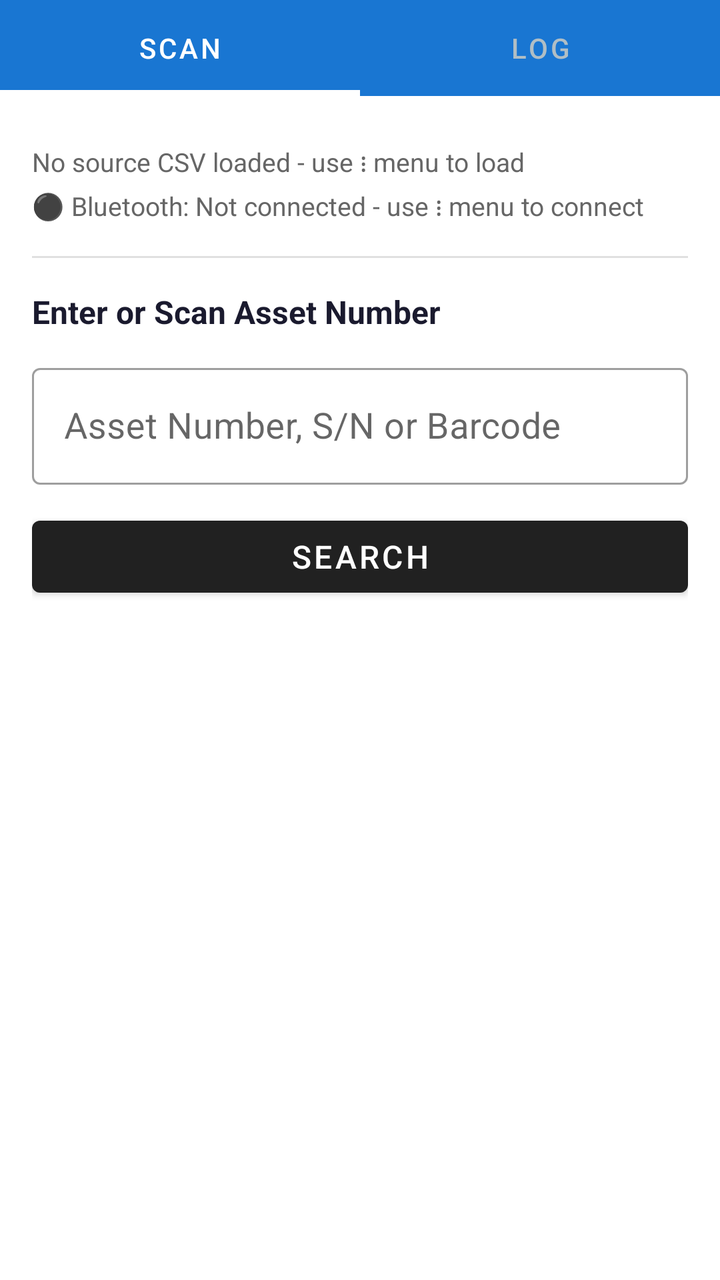
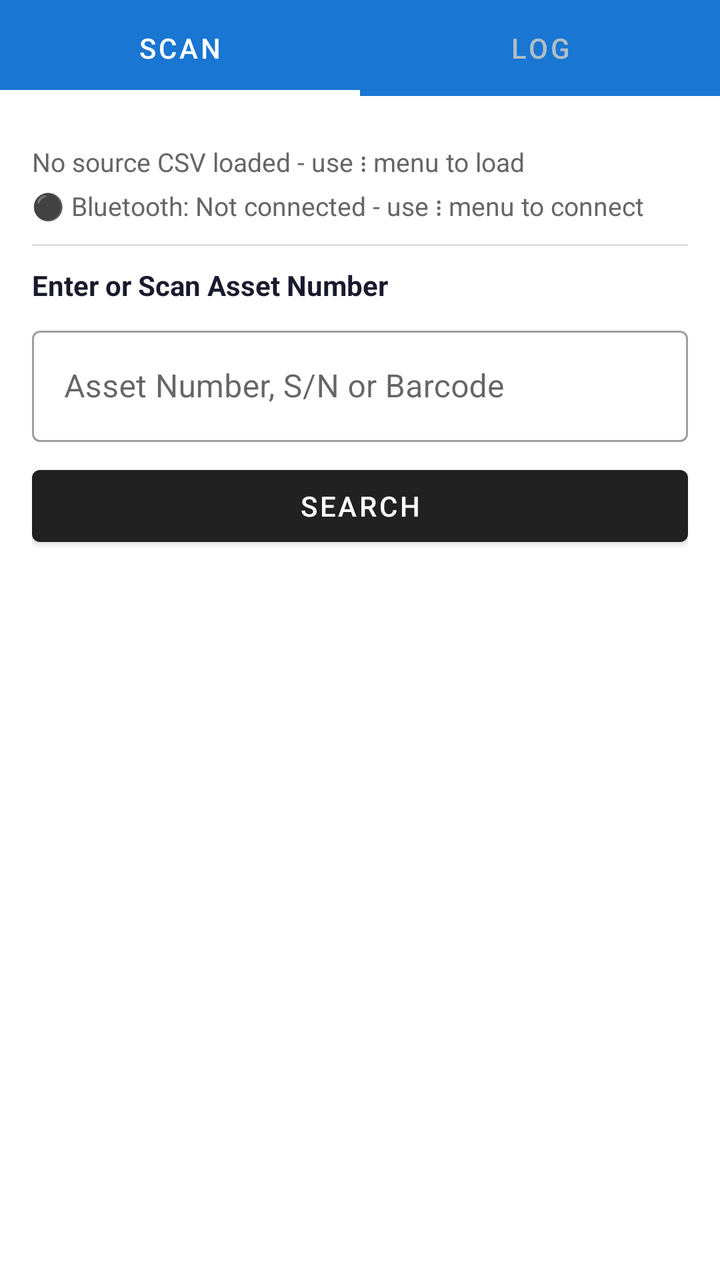

Two renders of the same Android screen: before a commit and after it. Below are the layout's source before the change and the commit's diff.
<!-- AndroidManifest.xml: application theme Theme.MaterialComponents.DayNight.DarkActionBar -->
<!-- res/layout/activity_main.xml -->
<?xml version="1.0" encoding="utf-8"?>
<LinearLayout
    xmlns:android="http://schemas.android.com/apk/res/android"
    xmlns:app="http://schemas.android.com/apk/res-auto"
    android:layout_width="match_parent"
    android:layout_height="match_parent"
    android:orientation="vertical"
    android:fitsSystemWindows="true">

    
    <LinearLayout
        android:id="@+id/layoutSessionInfo"
        android:layout_width="match_parent"
        android:layout_height="wrap_content"
        android:orientation="horizontal"
        android:gravity="center_vertical"
        android:background="#1A237E"
        android:paddingStart="14dp"
        android:paddingEnd="4dp"
        android:paddingTop="4dp"
        android:paddingBottom="4dp"
        android:visibility="gone">

        <TextView
            android:id="@+id/tvSessionInfo"
            android:layout_width="0dp"
            android:layout_height="wrap_content"
            android:layout_weight="1"
            android:textColor="#FFFFFF"
            android:textSize="12sp"
            android:fontFamily="sans-serif-medium" />

        <com.google.android.material.button.MaterialButton
            android:id="@+id/btnEndSession"
            style="@style/Widget.MaterialComponents.Button.TextButton"
            android:layout_width="wrap_content"
            android:layout_height="wrap_content"
            android:text="End Session"
            android:textColor="#FF8A80"
            android:textSize="11sp"
            android:minWidth="0dp"
            android:paddingStart="8dp"
            android:paddingEnd="8dp" />

    </LinearLayout>

    
    <com.google.android.material.tabs.TabLayout
        android:id="@+id/tabLayout"
        android:layout_width="match_parent"
        android:layout_height="wrap_content"
        android:background="#1976d2"
        app:tabMode="fixed"
        app:tabGravity="fill"
        app:tabSelectedTextColor="#FFFFFF"
        app:tabTextColor="#B0BEC5"
        app:tabIndicatorColor="#FFFFFF"
        app:tabIndicatorHeight="3dp"
        app:tabTextAppearance="@android:style/TextAppearance.Widget.TabWidget">

        <com.google.android.material.tabs.TabItem
            android:layout_width="wrap_content"
            android:layout_height="wrap_content"
            android:text="  SCAN  " />

        <com.google.android.material.tabs.TabItem
            android:layout_width="wrap_content"
            android:layout_height="wrap_content"
            android:text="  LOG  " />

    </com.google.android.material.tabs.TabLayout>

    
    
    
    <LinearLayout
        android:id="@+id/tabContentScan"
        android:layout_width="match_parent"
        android:layout_height="match_parent"
        android:orientation="vertical"
        android:background="#FFFFFF"
        android:focusable="true"
        android:focusableInTouchMode="true">

        <ScrollView
            android:layout_width="match_parent"
            android:layout_height="match_parent"
            android:fillViewport="true"
            android:padding="16dp">

            <LinearLayout
                android:layout_width="match_parent"
                android:layout_height="wrap_content"
                android:orientation="vertical">

                
                <LinearLayout
                    android:layout_width="match_parent"
                    android:layout_height="wrap_content"
                    android:orientation="horizontal"
                    android:layout_marginTop="8dp">

                    
                    <LinearLayout
                        android:layout_width="0dp"
                        android:layout_height="wrap_content"
                        android:layout_weight="1"
                        android:orientation="vertical">

                        <TextView
                            android:id="@+id/tvCsvStatus"
                            android:layout_width="match_parent"
                            android:layout_height="wrap_content"
                            android:text="No source CSV loaded - use ⋮ menu to load"
                            android:textColor="#666666"
                            android:textSize="13sp" />

                        <TextView
                            android:id="@+id/tvBtStatus"
                            android:layout_width="match_parent"
                            android:layout_height="wrap_content"
                            android:text="⚫ Bluetooth: Not connected - use ⋮ menu to connect"
                            android:textColor="#666666"
                            android:textSize="13sp"
                            android:layout_marginTop="4dp" />

                    </LinearLayout>

                    
                    <com.google.android.material.button.MaterialButton
                        android:id="@+id/btnBtReconnect"
                        style="@style/Widget.MaterialComponents.Button.OutlinedButton"
                        android:layout_width="wrap_content"
                        android:layout_height="match_parent"
                        android:layout_marginStart="10dp"
                        android:text="RECONNECT"
                        android:textSize="11sp"
                        android:paddingStart="10dp"
                        android:paddingEnd="10dp"
                        android:minWidth="0dp"
                        android:visibility="gone" />

                </LinearLayout>

                
                <ProgressBar
                    android:id="@+id/progressBar"
                    android:layout_width="wrap_content"
                    android:layout_height="wrap_content"
                    android:visibility="gone"
                    android:layout_marginTop="4dp" />

                
                <View
                    android:layout_width="match_parent"
                    android:layout_height="1dp"
                    android:background="#E0E0E0"
                    android:layout_marginTop="16dp"
                    android:layout_marginBottom="16dp" />

                
                <TextView
                    android:id="@+id/tvSearchLabel"
                    android:layout_width="match_parent"
                    android:layout_height="wrap_content"
                    android:text="Enter or Scan Asset Number"
                    android:textSize="16sp"
                    android:textStyle="bold"
                    android:textColor="#1A1A2E" />

                
                <com.google.android.material.textfield.TextInputLayout
                    android:id="@+id/tilSearch"
                    style="@style/Widget.MaterialComponents.TextInputLayout.OutlinedBox"
                    android:layout_width="match_parent"
                    android:layout_height="wrap_content"
                    android:hint="Asset Number, S/N or Barcode"
                    android:layout_marginTop="12dp">

                    <com.google.android.material.textfield.TextInputEditText
                        android:id="@+id/etSearch"
                        android:layout_width="match_parent"
                        android:layout_height="wrap_content"
                        android:inputType="textCapCharacters"
                        android:imeOptions="actionSearch"
                        android:textSize="18sp" />

                </com.google.android.material.textfield.TextInputLayout>

                
                <com.google.android.material.button.MaterialButton
                    android:id="@+id/btnSearch"
                    android:layout_width="match_parent"
                    android:layout_height="wrap_content"
                    android:text="Search"
                    android:textSize="16sp"
                    android:layout_marginTop="12dp" />

            </LinearLayout>

        </ScrollView>

    </LinearLayout>

    
    
    
    <LinearLayout
        android:id="@+id/tabContentLog"
        android:layout_width="match_parent"
        android:layout_height="match_parent"
        android:orientation="vertical"
        android:background="#0B0E0B"
        android:visibility="gone">

        
        <LinearLayout
            android:id="@+id/layoutSelectionBar"
            android:layout_width="match_parent"
            android:layout_height="wrap_content"
            android:orientation="horizontal"
            android:gravity="center_vertical"
            android:background="#1A2A1A"
            android:paddingStart="12dp"
            android:paddingEnd="8dp"
            android:paddingTop="6dp"
            android:paddingBottom="6dp"
            android:visibility="gone">

            <TextView
                android:id="@+id/tvSelectionCount"
                android:layout_width="0dp"
                android:layout_height="wrap_content"
                android:layout_weight="1"
                android:fontFamily="monospace"
                android:textSize="13sp"
                android:textColor="#B9F6CA"
                android:text="0 selected" />

            <com.google.android.material.button.MaterialButton
                android:id="@+id/btnDeleteSelected"
                style="@style/Widget.MaterialComponents.Button.TextButton"
                android:layout_width="wrap_content"
                android:layout_height="wrap_content"
                android:text="Delete"
                android:textColor="#FF5252"
                android:textStyle="bold" />

            <com.google.android.material.button.MaterialButton
                android:id="@+id/btnCancelSelection"
                style="@style/Widget.MaterialComponents.Button.TextButton"
                android:layout_width="wrap_content"
                android:layout_height="wrap_content"
                android:text="Cancel"
                android:textColor="#A5D6A7" />

        </LinearLayout>

        
        <TextView
            android:id="@+id/tvTerminalHeader"
            android:layout_width="match_parent"
            android:layout_height="wrap_content"
            android:fontFamily="monospace"
            android:textSize="11sp"
            android:textColor="#B9F6CA"
            android:background="#081008"
            android:paddingStart="12dp"
            android:paddingEnd="12dp"
            android:paddingTop="8dp"
            android:paddingBottom="8dp"
            android:singleLine="true" />

        
        <View
            android:layout_width="match_parent"
            android:layout_height="1dp"
            android:background="#1A2A1A" />

        
        <TextView
            android:id="@+id/tvLogColumnHeader"
            android:layout_width="match_parent"
            android:layout_height="wrap_content"
            android:fontFamily="monospace"
            android:textSize="11sp"
            android:textColor="#A5D6A7"
            android:background="#081008"
            android:paddingStart="12dp"
            android:paddingEnd="12dp"
            android:paddingTop="5dp"
            android:paddingBottom="5dp"
            android:text="[  TIME  ]   ASSET NUMBER " />

        
        <View
            android:layout_width="match_parent"
            android:layout_height="1dp"
            android:background="#1A2A1A" />

        
        <androidx.recyclerview.widget.RecyclerView
            android:id="@+id/rvScanLog"
            android:layout_width="match_parent"
            android:layout_height="0dp"
            android:layout_weight="1"
            android:background="#0B0E0B"
            android:clipToPadding="false"
            android:paddingBottom="4dp"
            android:scrollbars="vertical" />

        
        <TextView
            android:id="@+id/tvLogEmpty"
            android:layout_width="match_parent"
            android:layout_height="0dp"
            android:layout_weight="1"
            android:fontFamily="monospace"
            android:textSize="13sp"
            android:textColor="#A5D6A7"
            android:gravity="center"
            android:text="No scans recorded today.\n\nSwitch to the SCAN tab to begin."
            android:visibility="gone" />

        
        <View
            android:layout_width="match_parent"
            android:layout_height="1dp"
            android:background="#1A2A1A" />

        
        <TextView
            android:id="@+id/tvOutputPath"
            android:layout_width="match_parent"
            android:layout_height="wrap_content"
            android:fontFamily="monospace"
            android:textSize="10sp"
            android:textColor="#B9F6CA"
            android:background="#081008"
            android:paddingStart="12dp"
            android:paddingEnd="12dp"
            android:paddingTop="5dp"
            android:paddingBottom="5dp"
            android:singleLine="true"
            android:ellipsize="start" />

    </LinearLayout>

</LinearLayout>
<!-- resources referenced by this layout -->
<resources>

</resources>

<!-- the commit's change to res/layout/activity_main.xml (unified diff, before → after) -->
@@ -6,43 +6,6 @@
     android:layout_height="match_parent"
     android:orientation="vertical"
     android:fitsSystemWindows="true">
-
-    
-    <LinearLayout
-        android:id="@+id/layoutSessionInfo"
-        android:layout_width="match_parent"
-        android:layout_height="wrap_content"
-        android:orientation="horizontal"
-        android:gravity="center_vertical"
-        android:background="#1A237E"
-        android:paddingStart="14dp"
-        android:paddingEnd="4dp"
-        android:paddingTop="4dp"
-        android:paddingBottom="4dp"
-        android:visibility="gone">
-
-        <TextView
-            android:id="@+id/tvSessionInfo"
-            android:layout_width="0dp"
-            android:layout_height="wrap_content"
-            android:layout_weight="1"
-            android:textColor="#FFFFFF"
-            android:textSize="12sp"
-            android:fontFamily="sans-serif-medium" />
-
-        <com.google.android.material.button.MaterialButton
-            android:id="@+id/btnEndSession"
-            style="@style/Widget.MaterialComponents.Button.TextButton"
-            android:layout_width="wrap_content"
-            android:layout_height="wrap_content"
-            android:text="End Session"
-            android:textColor="#FF8A80"
-            android:textSize="11sp"
-            android:minWidth="0dp"
-            android:paddingStart="8dp"
-            android:paddingEnd="8dp" />
-
-    </LinearLayout>
 
     
     <com.google.android.material.tabs.TabLayout
@@ -106,6 +69,15 @@
                         android:layout_height="wrap_content"
                         android:layout_weight="1"
                         android:orientation="vertical">
+
+                        <TextView
+                            android:id="@+id/tvSessionInfo"
+                            android:layout_width="match_parent"
+                            android:layout_height="wrap_content"
+                            android:textColor="#666666"
+                            android:textSize="13sp"
+                            android:layout_marginBottom="4dp"
+                            android:visibility="gone" />
 
                         <TextView
                             android:id="@+id/tvCsvStatus"
@@ -155,8 +127,8 @@
                     android:layout_width="match_parent"
                     android:layout_height="1dp"
                     android:background="#E0E0E0"
-                    android:layout_marginTop="16dp"
-                    android:layout_marginBottom="16dp" />
+                    android:layout_marginTop="10dp"
+                    android:layout_marginBottom="10dp" />
 
                 
                 <TextView
@@ -164,7 +136,7 @@
                     android:layout_width="match_parent"
                     android:layout_height="wrap_content"
                     android:text="Enter or Scan Asset Number"
-                    android:textSize="16sp"
+                    android:textSize="14sp"
                     android:textStyle="bold"
                     android:textColor="#1A1A2E" />
 
@@ -175,7 +147,7 @@
                     android:layout_width="match_parent"
                     android:layout_height="wrap_content"
                     android:hint="Asset Number, S/N or Barcode"
-                    android:layout_marginTop="12dp">
+                    android:layout_marginTop="8dp">
 
                     <com.google.android.material.textfield.TextInputEditText
                         android:id="@+id/etSearch"
@@ -183,7 +155,7 @@
                         android:layout_height="wrap_content"
                         android:inputType="textCapCharacters"
                         android:imeOptions="actionSearch"
-                        android:textSize="18sp" />
+                        android:textSize="16sp" />
 
                 </com.google.android.material.textfield.TextInputLayout>
 
@@ -193,8 +165,8 @@
                     android:layout_width="match_parent"
                     android:layout_height="wrap_content"
                     android:text="Search"
-                    android:textSize="16sp"
-                    android:layout_marginTop="12dp" />
+                    android:textSize="14sp"
+                    android:layout_marginTop="8dp" />
 
             </LinearLayout>
 
